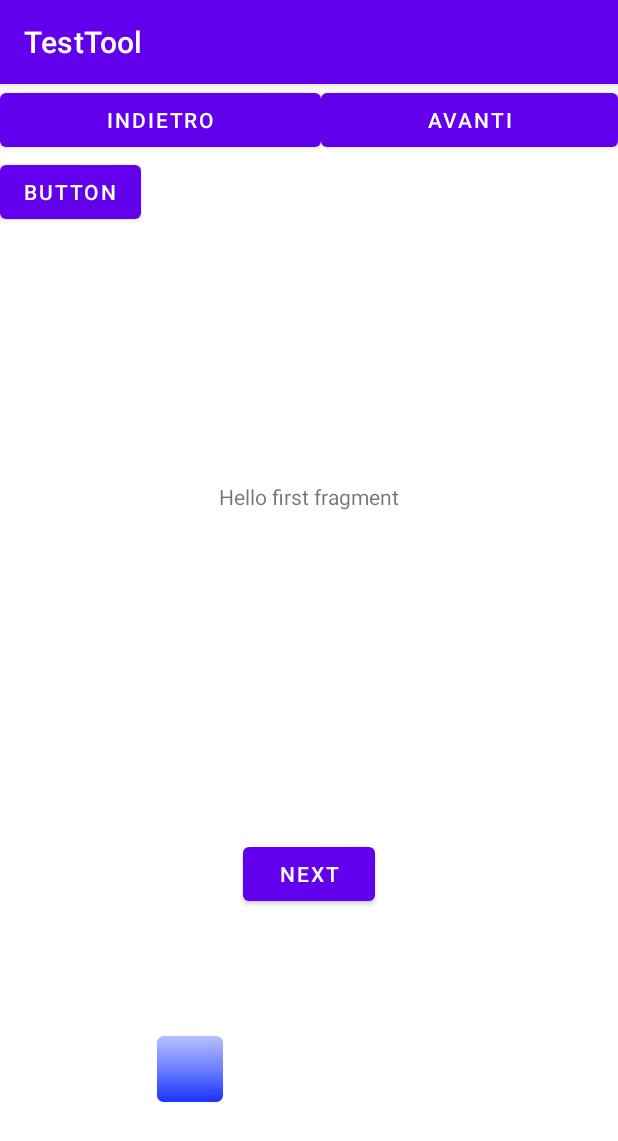
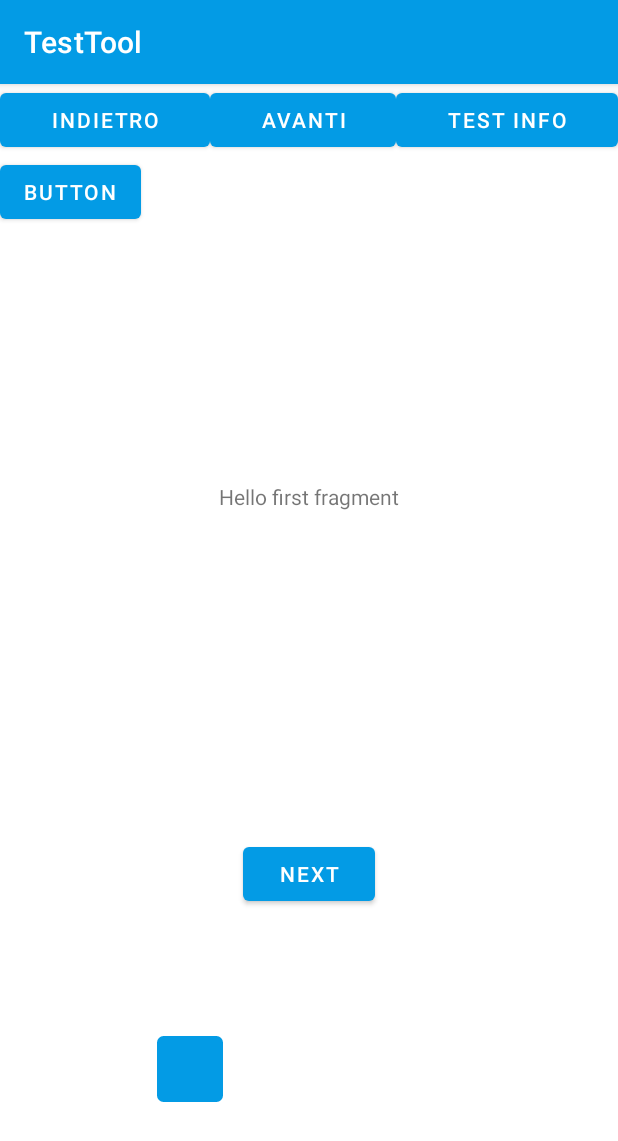
Before and after one commit to The-Official-Pioneers/test2, an Android app: the screen it shows after launch (EditorActivity), on a phone screen of 412 x 824 dp. Shown: the top 1141 px of the screen. Run offline under Robolectric (Android 15) with nearby library versions, the phone set to English and light mode, and no system bars.

```diff
--- a/app/src/main/java/it/uniba/pioneers/testtool/EditorActivity.java
+++ b/app/src/main/java/it/uniba/pioneers/testtool/EditorActivity.java
@@ -22,6 +22,8 @@
     GrafoFragment s = new GrafoFragment();
     EditorPercorsi e = new EditorPercorsi();
 
+    DialogNodeInfo d = new DialogNodeInfo();
+
     Integer state = 0;
 
     FragmentManager supportFragmentManager;
@@ -31,6 +33,8 @@
 
         Button avanti = findViewById(R.id.changeFragment2);
         Button indietro = findViewById(R.id.changeFragment);
+
+        Button test = findViewById(R.id.tst_info);
 
         containerView = findViewById(R.id.fragmentContainerView3);
         supportFragmentManager = getSupportFragmentManager();
@@ -90,6 +94,14 @@
 
 
         });
+
+        test.setOnClickListener(view3 ->{
+            supportFragmentManager.beginTransaction()
+                    .setCustomAnimations(R.anim.fade_in, R.anim.slade_out, R.anim.fade_in, R.anim.slade_out)
+                    .replace(containerView.getId(), d)
+                    .commit();
+            state = 1;
+        });
     }
 
     @Override
--- a/app/src/main/res/drawable/shape.xml
+++ b/app/src/main/res/drawable/shape.xml
@@ -7,10 +7,9 @@
 
     <corners android:radius="5dp" />
 
-    <gradient
-        android:angle="270"
-        android:centerColor="#6E7FFF"
-        android:endColor="#142FFC"
-        android:startColor="#BAC2FF" />
+    <solid
+        android:color="@color/light_blue_600">
+
+    </solid>
 
 </shape>
--- a/app/src/main/res/drawable/shape_circle.xml
+++ b/app/src/main/res/drawable/shape_circle.xml
@@ -1,16 +1,13 @@
 <?xml version="1.0" encoding="utf-8"?>
 <shape xmlns:android="http://schemas.android.com/apk/res/android" >
-
     <stroke
         android:width="2dp"
-        android:color="#FFFFFF" />
+        android:color="#000000" />
 
     <corners android:radius="100dp" />
 
-    <gradient
-        android:angle="270"
-        android:centerColor="#6E7FFF"
-        android:endColor="#142FFC"
-        android:startColor="#BAC2FF" />
+    <solid
+        android:color="@android:color/holo_orange_dark">
 
+    </solid>
 </shape>
--- a/app/src/main/res/layout/activity_editor.xml
+++ b/app/src/main/res/layout/activity_editor.xml
@@ -30,6 +30,13 @@
                 android:layout_height="wrap_content"
                 android:layout_weight="1"
                 android:text="AVANTI" />
+
+            <Button
+                android:id="@+id/tst_info"
+                android:layout_width="wrap_content"
+                android:layout_height="wrap_content"
+                android:layout_weight="1"
+                android:text="TEST INFO" />
         </LinearLayout>
 
         <androidx.fragment.app.FragmentContainerView
--- a/app/src/main/res/values/colors.xml
+++ b/app/src/main/res/values/colors.xml
@@ -1,8 +1,8 @@
 <?xml version="1.0" encoding="utf-8"?>
 <resources>
     <color name="purple_200">#FFBB86FC</color>
-    <color name="purple_500">#FF6200EE</color>
-    <color name="purple_700">#FF3700B3</color>
+    <color name="purple_500">@color/light_blue_600</color>
+    <color name="purple_700">@color/light_blue_400</color>
     <color name="teal_200">#FF03DAC5</color>
     <color name="teal_700">#FF018786</color>
     <color name="black">#FF000000</color>
```
Also changed, not shown: app/src/main/java/it/uniba/pioneers/testtool/DialogNodeInfo.java (added, +71 -0 lines), app/src/main/res/layout/fragment_dialog_node_info.xml (added, +54 -0 lines), app/src/main/res/drawable/pinacoteca_santa_caterina.jpg (added).
